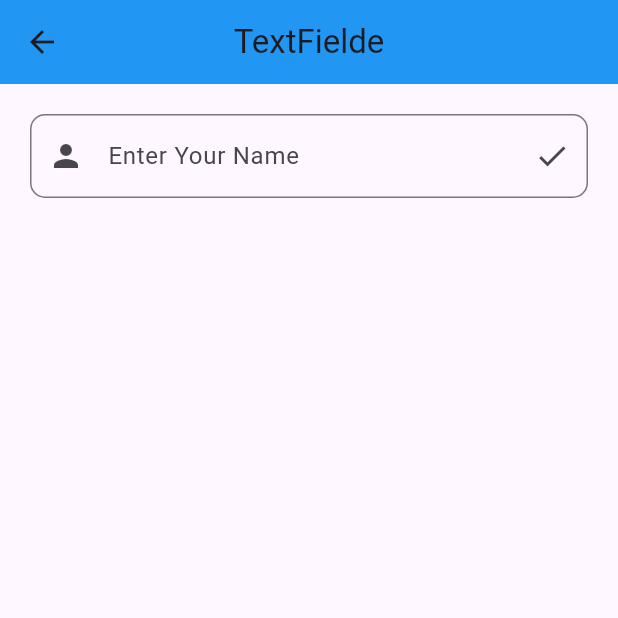
After one commit to anshu-ac-dv/practice, a Flutter app: the TextFielde screen opened directly, on a phone screen of 412 x 824 dp, the top half of it. The commit adds this screen. Run offline on Flutter 3.47's test engine with Material 3 defaults, Android fonts, the phone set to English and light mode, and no system bars.

Commit message:
Initial Commit

```diff
--- a/lib/main.dart
+++ b/lib/main.dart
@@ -8,6 +8,7 @@ import 'package:practice/screens/design_appbar.dart';
 import 'package:practice/screens/design_button.dart';
 import 'package:practice/screens/drawer.dart';
 import 'package:practice/screens/floating_button.dart';
+import 'package:practice/screens/form_design.dart';
 import 'package:practice/screens/listview_builder.dart';
 import 'package:practice/screens/listview_design.dart';
 import 'package:practice/screens/random_value.dart';
@@ -15,6 +16,7 @@ import 'package:practice/screens/row_column_expanded.dart';
 import 'package:practice/screens/stack_positioned.dart';
 import 'package:practice/screens/statefull_widget.dart';
 import 'package:practice/screens/form.dart';
+import 'package:practice/screens/text_field.dart';
 
 void main() {
   runApp(const MyApp2());
@@ -81,7 +83,9 @@ class MyApp2 extends StatelessWidget {
       //home: StackPositioned(),
       //home: CoustomWidgets(),
       //home: StatefullWidget(),
-      home: Form(),
+      //home: Form(),
+      //home: TextFielde(),
+      home: FormDesign(),
     );
   }
 }
--- /dev/null
+++ b/lib/screens/text_field.dart
@@ -0,0 +1,37 @@
+import 'package:flutter/material.dart';
+
+class TextFielde extends StatelessWidget {
+  const TextFielde({super.key});
+
+  @override
+  Widget build(BuildContext context) {
+    return Scaffold(
+      appBar: AppBar(
+        backgroundColor: Colors.blue,
+        title: Text("TextFielde"),
+        centerTitle: true,
+      ),
+      body: Center(
+        child: ListView(
+          children: [
+            Padding(
+              padding: const EdgeInsets.all(20.0),
+              child: TextFormField(
+                decoration: InputDecoration(
+                  labelText: "Enter Your Name",
+                  hintText: "Enter Your Name",
+                  border: OutlineInputBorder(
+                    borderRadius: BorderRadius.circular(10),
+                    borderSide: BorderSide(color: Colors.black),
+                  ),
+                  prefixIcon: Icon(Icons.person),
+                  suffixIcon: Icon(Icons.check),
+                ),
+              ),
+            ),
+          ],
+        ),
+      ),
+    );
+  }
+}
```
Also changed, not shown: lib/screens/form_design.dart (added, +15 -0 lines).
